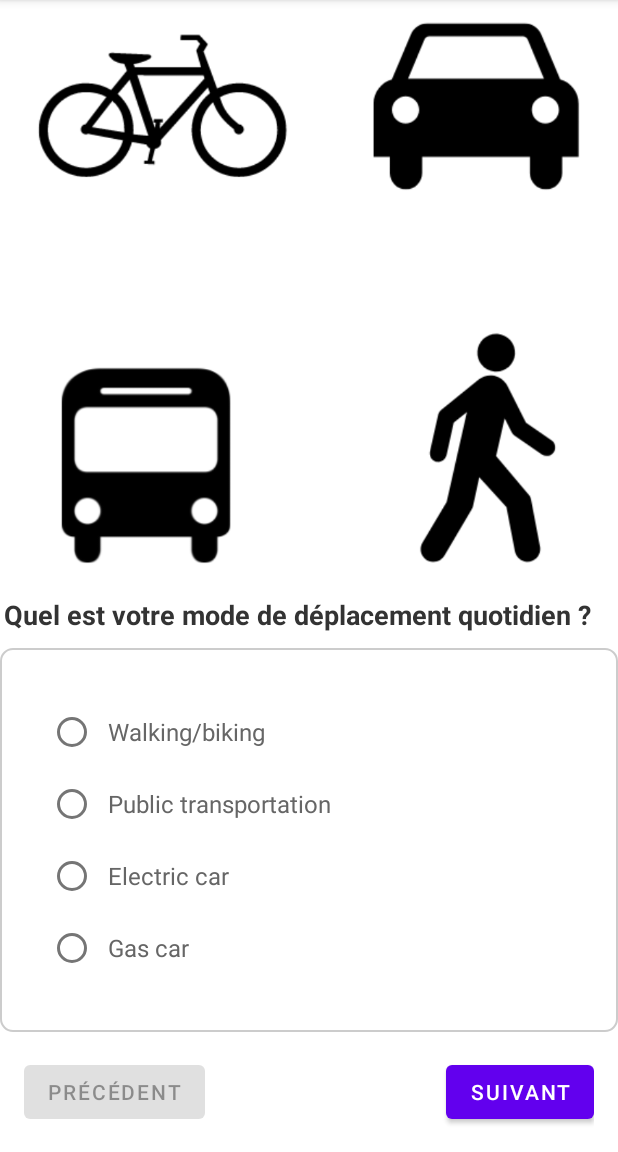
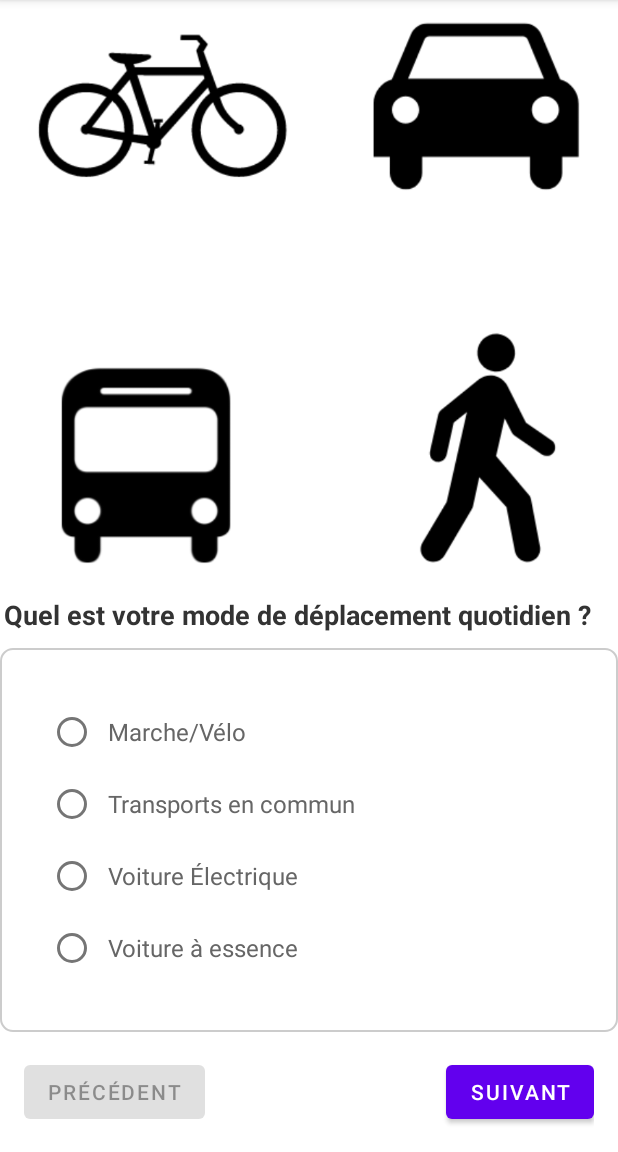
Before and after one commit to FabioBnt/CarbonTouch, an Android app: the CardFragment1 screen opened directly, with no data from a screen before it, on a phone screen of 412 x 824 dp, the part 84-1236 px from its top. Run offline under Robolectric (Android 15) with nearby library versions, the light colour scheme and no system bars.

Commit message:
Finished string externalization

```diff
--- a/app/src/main/java/com/example/carbontouch/CardFragment1.java
+++ b/app/src/main/java/com/example/carbontouch/CardFragment1.java
@@ -13,22 +13,22 @@ public class CardFragment1 extends CardFragment {
     //TODO : externalize strings
     @Override
     public String getAnswer1() {
-        return "Walking/biking";
+        return getResources().getString(R.string.a1_q1);
     }
 
     @Override
     public String getAnswer2() {
-        return "Public transportation";
+        return getResources().getString(R.string.a2_q1);
     }
 
     @Override
     public String getAnswer3() {
-        return "Electric car";
+        return getResources().getString(R.string.a3_q1);
     }
 
     @Override
     public String getAnswer4() {
-        return "Gas car";
+        return getResources().getString(R.string.a4_q1);
     }
 
     @Override
--- a/app/src/main/res/values/strings.xml
+++ b/app/src/main/res/values/strings.xml
@@ -39,4 +39,17 @@
     <string name="start">Commencer</string>
     <string name="question_1">Quel est votre mode de déplacement quotidien ?</string>
     <string name="question_2">Combien de personnes vivent sous le même toit que vous?</string>
+    <string name="a1_q1">Marche/Vélo</string>
+    <string name="a2_q1">Transports en commun</string>
+    <string name="a3_q1">Voiture Électrique</string>
+    <string name="a4_q1">Voiture à essence</string>
+    <string name="question_3">Combien d\'appareils électroniques possédez vous chez vous ?</string>
+    <string name="a1_q2" translatable="false">1</string>
+    <string name="a2_q2" translatable="false">2</string>
+    <string name="a3_q2" translatable="false">3</string>
+    <string name="a4_q2">4 ou plus</string>
+    <string name="a1_q3" translatable="false">1-3</string>
+    <string name="a2_q3" translatable="false">4-6</string>
+    <string name="a3_q3" translatable="false">7-9</string>
+    <string name="a4_q3">10 ou plus</string>
 </resources>
--- a/build.gradle
+++ b/build.gradle
@@ -1,5 +1,5 @@
 // Top-level build file where you can add configuration options common to all sub-projects/modules.
 plugins {
-    id 'com.android.application' version '7.4.2' apply false
-    id 'com.android.library' version '7.4.2' apply false
+    id 'com.android.application' version '8.0.0' apply false
+    id 'com.android.library' version '8.0.0' apply false
 }
--- a/gradle.properties
+++ b/gradle.properties
@@ -19,3 +19,5 @@ android.useAndroidX=true
 # resources declared in the library itself and none from the library's dependencies,
 # thereby reducing the size of the R class for that library
 android.nonTransitiveRClass=true
+android.defaults.buildfeatures.buildconfig=true
+android.nonFinalResIds=false
```
Also changed, not shown: app/src/main/java/com/example/carbontouch/CardFragment2.java (+4 -6 lines), app/src/main/java/com/example/carbontouch/CardFragment3.java (+5 -8 lines), gradle/wrapper/gradle-wrapper.properties, 1 other file.
